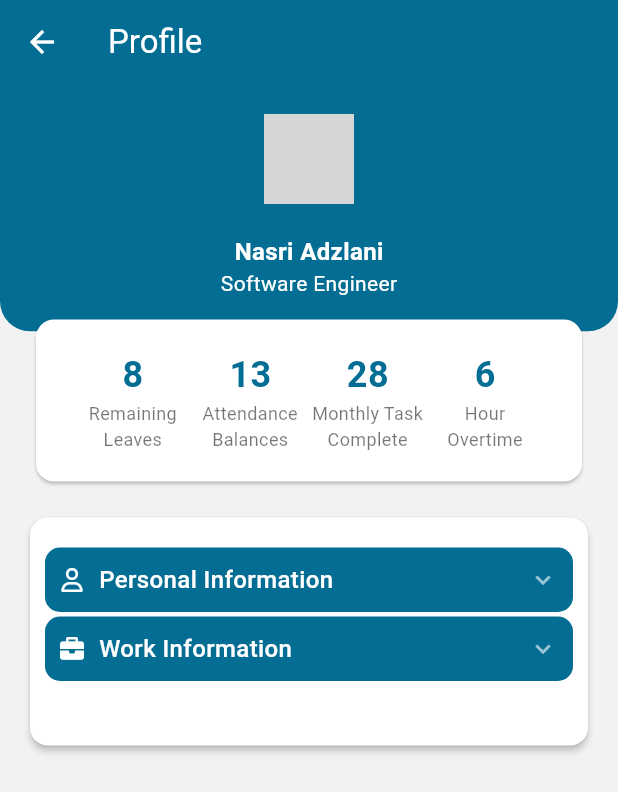
After one commit to masnasri-a/attendance-mobile, a Flutter app: the ProfilePage screen opened directly, on a phone screen of 412 x 824 dp. The commit adds this screen. Shown: the top 792 px of the screen. Run offline on Flutter 3.47's test engine with Material 3 defaults, Android fonts, the phone set to English and light mode, and no system bars; drawn by our look-alikes of accordion, getwidget; our stand-ins replace buttons_tabbar, font_awesome_flutter, get, pinput, shared_preferences, timer_count_down; missing offline and left inert: swipeable_button_flutter, wolt_modal_sheet; accounts and stored records are empty; network calls fail; Roboto replaces fonts that are missing (InriaSans); grey boxes are pictures that could not be loaded.

Commit message:
feat:profile

```diff
--- a/lib/components/footer.dart
+++ b/lib/components/footer.dart
@@ -1,4 +1,5 @@
 import 'package:attendance/home/main.dart';
+import 'package:attendance/profiles/main.dart';
 import 'package:attendance/task/main.dart';
 import 'package:attendance/theme.dart';
 import 'package:flutter/material.dart';
@@ -55,7 +56,8 @@ class FooterMenu extends StatelessWidget {
         } else if (value == 2) {
           Navigator.pushNamed(context, '/service');
         } else if (value == 3) {
-          Navigator.pushNamed(context, '/profile');
+          Navigator.push(context,
+              MaterialPageRoute(builder: (context) => const ProfilePage()));
         }
       },
     );
--- /dev/null
+++ b/lib/profiles/accordions.dart
@@ -0,0 +1,107 @@
+import 'package:accordion/accordion.dart';
+import 'package:attendance/theme.dart';
+import 'package:flutter/material.dart';
+import 'package:font_awesome_flutter/font_awesome_flutter.dart';
+import 'package:getwidget/getwidget.dart';
+
+class AccordionProfile extends StatelessWidget {
+  const AccordionProfile({super.key});
+
+  @override
+  Widget build(BuildContext context) {
+    const metadata = [
+      {
+        "icon": FontAwesomeIcons.user,
+        "title": "Personal Information",
+        "content": [
+          {
+            "icon": FontAwesomeIcons.user,
+            "title": "Name",
+            "subtitle": "Nasri Adzlani"
+          },
+          {
+            "icon": FontAwesomeIcons.envelope,
+            "title": "Email",
+            "subtitle": "asdasd"
+          }
+        ]
+      },
+      {
+        "icon": FontAwesomeIcons.briefcase,
+        "title": "Work Information",
+        "content": [
+          {
+            "icon": FontAwesomeIcons.building,
+            "title": "Company",
+            "subtitle": "PT. ABC"
+          },
+          {
+            "icon": FontAwesomeIcons.userTie,
+            "title": "Position",
+            "subtitle": "Software Engineer"
+          }
+        ]
+      }
+    ];
+    return SizedBox(
+        child: Card(
+            color: Colors.white,
+            elevation: 2,
+            margin: const EdgeInsets.all(20),
+            child: Accordion(
+              children: metadata.map((e) {
+                return AccordionSection(
+                  headerPadding: const EdgeInsets.all(10),
+                  headerBackgroundColor: primaryColor,
+                  header: Row(
+                    children: [
+                      Icon(
+                        e["icon"]! as IconData,
+                        size: 16,
+                        color: Colors.white,
+                      ),
+                      const SizedBox(
+                        width: 10,
+                      ),
+                      Text(e["title"]! as String,
+                          style: const TextStyle(
+                            fontSize: 16,
+                            fontWeight: FontWeight.w500,
+                            fontFamily: defaultFont,
+                            color: Colors.white,
+                          ))
+                    ],
+                  ),
+                  contentBorderColor: Colors.white,
+                  contentBorderRadius: 20,
+                  contentBackgroundColor: const Color.fromARGB(20, 0, 0, 0),
+                  content: Column(
+                    children: (e["content"] as List<dynamic>).map<Widget>((e) {
+                      return ListTile(
+                        leading: Icon(
+                          e["icon"]! as IconData,
+                          size: 16,
+                          color: primaryColor,
+                        ),
+                        title: Text(e["title"]! as String,
+                            style: const TextStyle(
+                              fontSize: 14,
+                              fontWeight: FontWeight.w500,
+                              fontFamily: defaultFont,
+                              color: primaryColor,
+                            )),
+                        subtitle: Text(e["subtitle"]! as String,
+                            style: const TextStyle(
+                              fontSize: 12,
+                              fontWeight: FontWeight.normal,
+                              fontFamily: defaultFont,
+                              color: Colors.black54,
+                            )),
+                      );
+                    }).toList(),
+                  ),
+                );
+              }).toList(),
+            )));
+  }
+}
--- /dev/null
+++ b/lib/profiles/main.dart
@@ -0,0 +1,45 @@
+import 'package:attendance/profiles/accordions.dart';
+import 'package:attendance/profiles/profiles.dart';
+import 'package:attendance/profiles/remining_data.dart';
+import 'package:attendance/theme.dart';
+import 'package:flutter/material.dart';
+
+class ProfilePage extends StatelessWidget {
+  const ProfilePage({super.key});
+
+  @override
+  Widget build(BuildContext context) {
+    return Scaffold(
+        appBar: AppBar(
+          foregroundColor: Colors.white,
+          title: const Text(
+            'Profile',
+          ),
+          backgroundColor: primaryColor,
+        ),
+        backgroundColor: defaultBgColor,
+        body: Stack(
+          fit: StackFit.loose,
+          children: [
+            Positioned(
+              child: Container(
+                decoration: const BoxDecoration(
+                  color: primaryColor,
+                  borderRadius: BorderRadius.only(
+                    bottomLeft: Radius.circular(20),
+                    bottomRight: Radius.circular(20),
+                  ),
+                ),
+                width: MediaQuery.of(context).size.width,
+                height: MediaQuery.of(context).size.height * 0.20,
+              ),
+            ),
+            const Column(
+              crossAxisAlignment: CrossAxisAlignment.center,
+              mainAxisAlignment: MainAxisAlignment.start,
+              children: [ProfilesPage(), ReminingData(), AccordionProfile()],
+            ),
+          ],
+        ));
+  }
+}
--- /dev/null
+++ b/lib/profiles/profiles.dart
@@ -0,0 +1,47 @@
+import 'package:attendance/theme.dart';
+import 'package:flutter/material.dart';
+import 'package:getwidget/getwidget.dart';
+
+class ProfilesPage extends StatelessWidget {
+  const ProfilesPage({super.key});
+
+  @override
+  Widget build(BuildContext context) {
+    return Container(
+      width: MediaQuery.of(context).size.width,
+      alignment: Alignment.center,
+      margin: const EdgeInsets.only(top: 20),
+      child: const Column(
+        crossAxisAlignment: CrossAxisAlignment.center,
+        mainAxisAlignment: MainAxisAlignment.center,
+        children: [
+          GFAvatar(
+            backgroundImage: NetworkImage(
+                "https://img.freepik.com/free-photo/beauty-lifestyle-concept-headshot-pretty-asian-woman-dreamy-gazing-left-copy-space-smiling-happy-standing-pink-background_1258-75792.jpg"),
+            shape: GFAvatarShape.circle,
+            size: 40,
+          ),
+          SizedBox(
+            height: 20,
+          ),
+          Text("Nasri Adzlani",
+              style: TextStyle(
+                fontSize: 16,
+                fontWeight: FontWeight.bold,
+                fontFamily: defaultFont,
+                color: Colors.white,
+              )),
+          Text(
+            "Software Engineer",
+            style: TextStyle(
+              fontSize: 14,
+              fontWeight: FontWeight.normal,
+              fontFamily: defaultFont,
+              color: Colors.white,
+            ),
+          )
+        ],
+      ),
+    );
+  }
+}
--- /dev/null
+++ b/lib/profiles/remining_data.dart
@@ -0,0 +1,64 @@
+import 'package:attendance/theme.dart';
+import 'package:flutter/material.dart';
+
+class ReminingData extends StatelessWidget {
+  const ReminingData({super.key});
+
+  @override
+  Widget build(BuildContext context) {
+    const data = [
+      {"title": "Remaining Leaves", "value": "8"},
+      {"title": "Attendance Balances", "value": "13"},
+      {"title": "Monthly Task Complete", "value": "28"},
+      {"title": "Hour Overtime", "value": "6"},
+    ];
+    return Container(
+      margin: const EdgeInsets.only(left: 20, right: 20, top: 10),
+      child: Card(
+        color: Colors.white,
+        child: Padding(
+          padding: const EdgeInsets.all(20),
+          child: Row(
+            crossAxisAlignment: CrossAxisAlignment.center,
+            mainAxisAlignment: MainAxisAlignment.spaceAround,
+            mainAxisSize: MainAxisSize.max,
+            children: [
+              Row(
+                mainAxisAlignment: MainAxisAlignment.spaceBetween,
+                children: data.map((e) {
+                  return SizedBox(
+                    width: MediaQuery.of(context).size.width * 0.19,
+                    child: Column(
+                      children: [
+                        Text(
+                          e["value"]!,
+                          style: const TextStyle(
+                            fontSize: 24,
+                            color: primaryColor,
+                            fontWeight: FontWeight.bold,
+                          ),
+                        ),
+                        Text(
+                          e["title"]!,
+                          textAlign: TextAlign.center,
+                          maxLines: 2,
+                          softWrap: true,
+                          textWidthBasis: TextWidthBasis.parent,
+                          style: const TextStyle(
+                            fontSize: 12,
+                            fontWeight: FontWeight.normal,
+                            color: Colors.black54,
+                          ),
+                        ),
+                      ],
+                    ),
+                  );
+                }).toList(),
+              ),
+            ],
+          ),
+        ),
+      ),
+    );
+  }
+}
--- a/pubspec.yaml
+++ b/pubspec.yaml
@@ -45,6 +45,7 @@ dependencies:
   font_awesome_flutter: ^10.7.0
   wolt_modal_sheet: ^0.5.0
   buttons_tabbar: ^1.3.8
+  accordion: ^2.6.0
 
 dev_dependencies:
   flutter_test:
```
Also changed, not shown: pubspec.lock.
